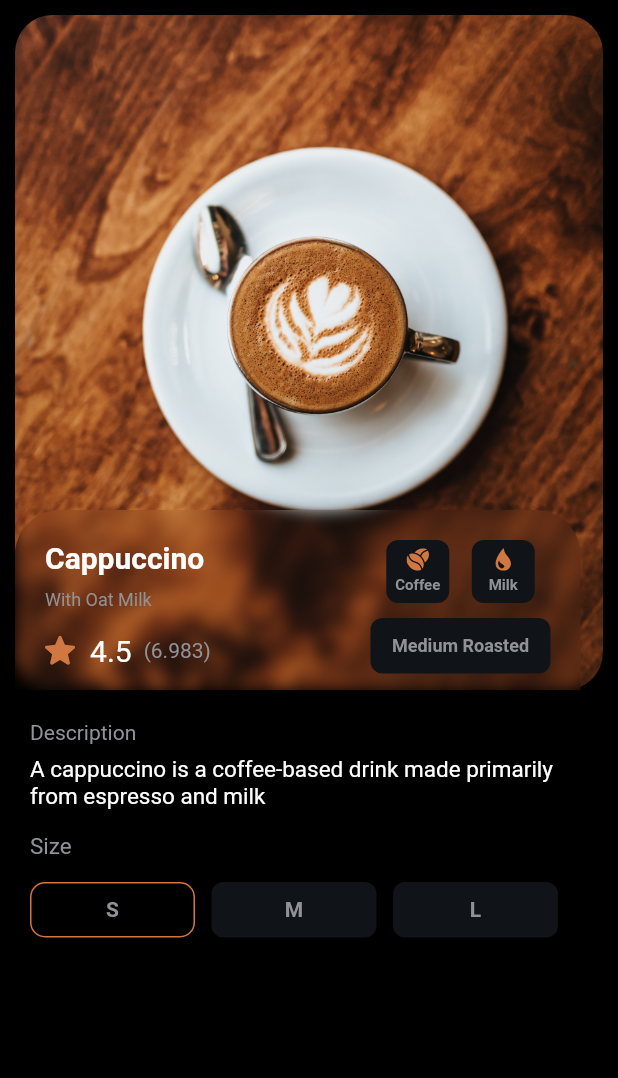
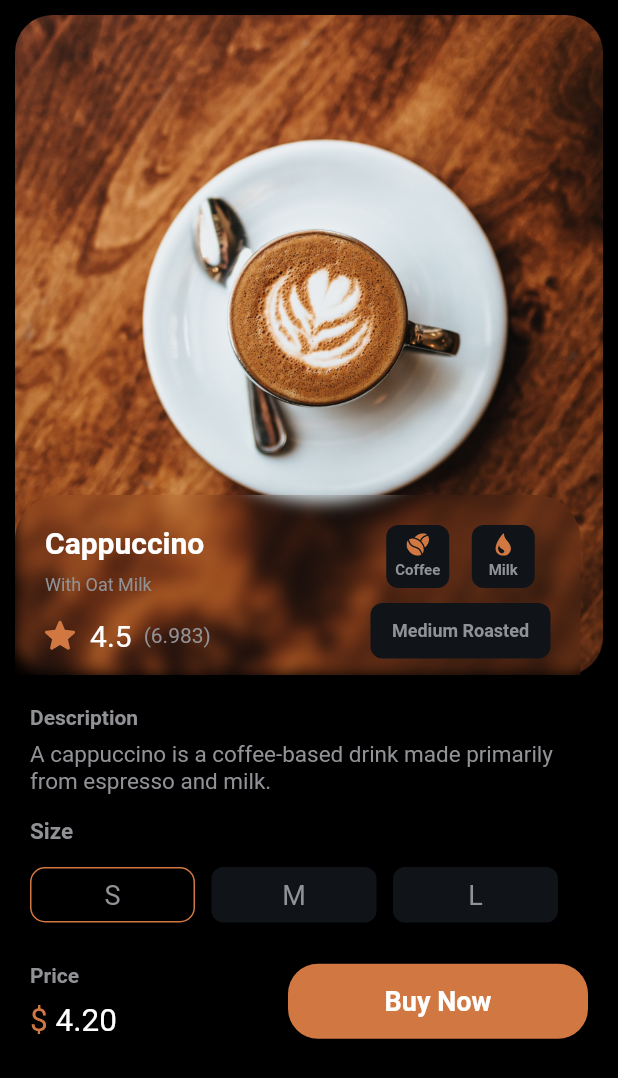
Before and after one commit to khadkabindu/flutter_coffee_app, a Flutter app: the screen it shows after launch, after a tap on "Cappuccino", on a phone screen of 412 x 824 dp. Shown: the top 1078 px of the screen. Run offline on Flutter 3.47's test engine with Material 2 defaults, Android fonts, the phone set to English and light mode, and no system bars; drawn by our look-alikes of blurrycontainer; our stand-ins replace flutter_svg.

Commit message:
added buttons on details page

```diff
--- a/lib/coffee_card.dart
+++ b/lib/coffee_card.dart
@@ -12,9 +12,9 @@ class CoffeeCard extends StatelessWidget {
 
   List<String> ingredients = [
     "With Oat Milk",
-    "With Oat Milk",
-    "With Oat Milk",
-    "With Oat Milk"
+    "With Cinnamon Powder",
+    "With Chocolate Powder",
+    "With Caramel Drizzle"
   ];
 
   List<double> price = [4.29, 3.21, 6.46, 2.90];
--- a/lib/coffee_details_page.dart
+++ b/lib/coffee_details_page.dart
@@ -17,8 +17,11 @@ class CoffeeDetailsPage extends StatelessWidget {
               Stack(
                 children: [
                   Container(
-                    height: 450,
-                    width: MediaQuery.of(context).size.width,
+                    height: 440,
+                    width: MediaQuery
+                        .of(context)
+                        .size
+                        .width,
                     decoration: BoxDecoration(
                         borderRadius: BorderRadius.circular(25),
                         image: DecorationImage(
@@ -27,7 +30,7 @@ class CoffeeDetailsPage extends StatelessWidget {
                             fit: BoxFit.cover)),
                   ),
                   Positioned(
-                    top: 330,
+                    top: 320,
                     child: BlurryContainer(
                       padding: EdgeInsets.all(20),
                       height: 140,
@@ -196,14 +199,16 @@ class CoffeeDetailsPage extends StatelessWidget {
                   children: [
                     Text(
                       "Description",
-                      style: TextStyle(color: Color(0xff919296)),
+                      style: TextStyle(
+                          color: Color(0xff919296),
+                          fontWeight: FontWeight.bold),
                     ),
                     SizedBox(
                       height: 8,
                     ),
                     Text(
-                      "A cappuccino is a coffee-based drink made primarily from espresso and milk",
-                      style: TextStyle(color: Colors.white, fontSize: 15),
+                      "A cappuccino is a coffee-based drink made primarily from espresso and milk.",
+                      style: TextStyle(color: Color(0xff919296), fontSize: 15),
                     ),
                     SizedBox(
                       height: 15,
@@ -213,7 +218,7 @@ class CoffeeDetailsPage extends StatelessWidget {
                       style: TextStyle(
                           color: Color(0xff919296),
                           fontSize: 15,
-                      ),
+                          fontWeight: FontWeight.bold),
                     ),
                     SizedBox(
                       height: 15,
@@ -228,8 +233,8 @@ class CoffeeDetailsPage extends StatelessWidget {
                                 "S",
                                 style: TextStyle(
                                     color: Color(0xff919296),
-                                fontSize: 14,
-                                fontWeight: FontWeight.bold),
+                                    fontSize: 18,
+                                    ),
                               )),
                           decoration: BoxDecoration(
                               color: Colors.black,
@@ -247,8 +252,8 @@ class CoffeeDetailsPage extends StatelessWidget {
                                 "M",
                                 style: TextStyle(
                                     color: Color(0xff919296),
-                                fontSize: 14,
-                                fontWeight: FontWeight.bold),
+                                    fontSize: 18,
+                                    ),
                               )),
                           decoration: BoxDecoration(
                               color: Color(0xff101419),
@@ -265,13 +270,66 @@ class CoffeeDetailsPage extends StatelessWidget {
                                 "L",
                                 style: TextStyle(
                                     color: Color(0xff919296),
-                                fontSize: 14,
-                                fontWeight: FontWeight.bold),
+                                    fontSize: 18,
+                                    ),
                               )),
                           decoration: BoxDecoration(
                               color: Color(0xff101419),
                               borderRadius: BorderRadius.circular(8)),
                         ),
+                      ],
+                    ),
+                    SizedBox(
+                      height: 27,
+                    ),
+                    Row(
+                      mainAxisAlignment: MainAxisAlignment.spaceBetween,
+                      children: [
+                        Column(
+                          crossAxisAlignment: CrossAxisAlignment.start,
+                          children: [
+                            Text(
+                              "Price",
+                              style: TextStyle(
+                                  color: Color(0xff919296),
+                                  fontWeight: FontWeight.bold),
+                            ),
+                            SizedBox(
+                              height: 10,
+                            ),
+                            Row(
+                              children: [
+                                Text(
+                                  r'$',
+                                  style: TextStyle(
+                                      color: Color(0xffd17842), fontSize: 21),
+                                ),
+                                Text(
+                                  " 4.20",
+                                  style: TextStyle(
+                                      color: Colors.white, fontSize: 21),
+                                )
+                              ],
+                            )
+                          ],
+                        ),
+                        // ignore: deprecated_member_use
+                        ButtonTheme(
+                          minWidth: 200,
+                          height: 50,
+                          child: RaisedButton(
+                            shape: RoundedRectangleBorder(
+                                borderRadius: BorderRadius.circular(20)),
+                            onPressed: () {},
+                            color: Color(0xffd17842),
+                            child: Text(
+                              "Buy Now",
+                              style: TextStyle(color: Colors.white,
+                                  fontWeight: FontWeight.bold,
+                                  fontSize: 18),
+                            ),
+                          ),
+                        )
                       ],
                     )
                   ],
--- a/lib/home_screen.dart
+++ b/lib/home_screen.dart
@@ -55,14 +55,13 @@ class _MyHomePageState extends State<MyHomePage> with TickerProviderStateMixin {
                               borderRadius: BorderRadius.circular(10),
                             ),
                             child: Icon(
-                              Icons.workspaces_filled,
+                              Icons.menu,
                               color: Color(0xff4d4f52),
                             )),
                         Container(
                           height: 43,
                           width: 40,
                           decoration: BoxDecoration(
-                            color: Color(0xff1b2027),
                             borderRadius: BorderRadius.circular(15),
                             image: DecorationImage(
                               fit: BoxFit.cover,
--- a/lib/special_coffee_card.dart
+++ b/lib/special_coffee_card.dart
@@ -6,6 +6,18 @@ class SpecialCoffeeCard extends StatelessWidget {
     "images/kaffebase-coffeeshop-uAx74-kc5Kw-unsplash.jpg",
     "images/coffee.jpg",
     "images/lattee.jpg"
+  ];
+
+  List<String> coffeeName = [
+    "Caramel Macchiato ",
+    "Turkish Coffee",
+    "Cafe Cubanoi"
+  ];
+
+  List<String> ingredients = [
+    "Ice, Cramel Sauce, Espresso",
+    "Turkish coffee, Sugar",
+    "Ground Coffee, Water"
   ];
 
 
@@ -44,7 +56,7 @@ class SpecialCoffeeCard extends StatelessWidget {
                   crossAxisAlignment: CrossAxisAlignment.start,
                   children: [
                     Text(
-                      "5 Coffee Beans You\nMust Try!",
+                      coffeeName[index],
                       style: TextStyle(
                         fontSize: 16,
                         color: Colors.white,
@@ -54,12 +66,12 @@ class SpecialCoffeeCard extends StatelessWidget {
                       height: 6,
                     ),
                     Text(
-                      "With Oat Milk",
+                      ingredients[index],
                       style: TextStyle(
                           color: Color(0xff919293), fontSize: 12),
                     ),
                     SizedBox(
-                      height: 3,
+                      height: 8,
                     ),
                     Row(
                       mainAxisAlignment: MainAxisAlignment.spaceBetween,
```
Lines whose indentation alone changed are shown as unchanged.
